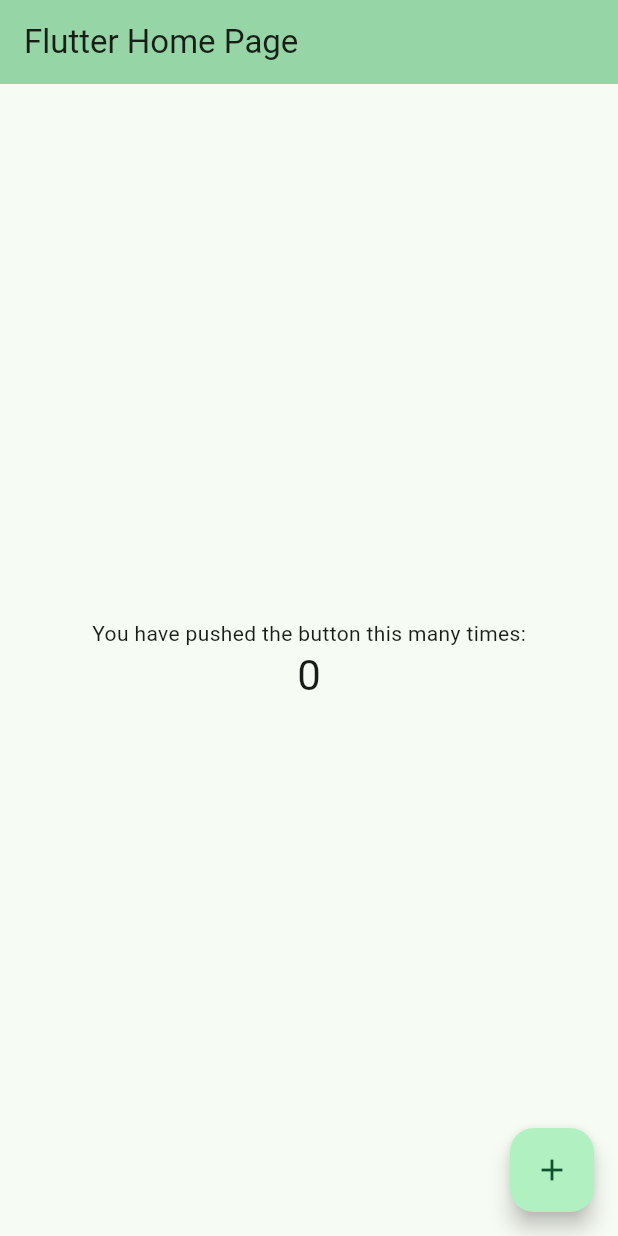
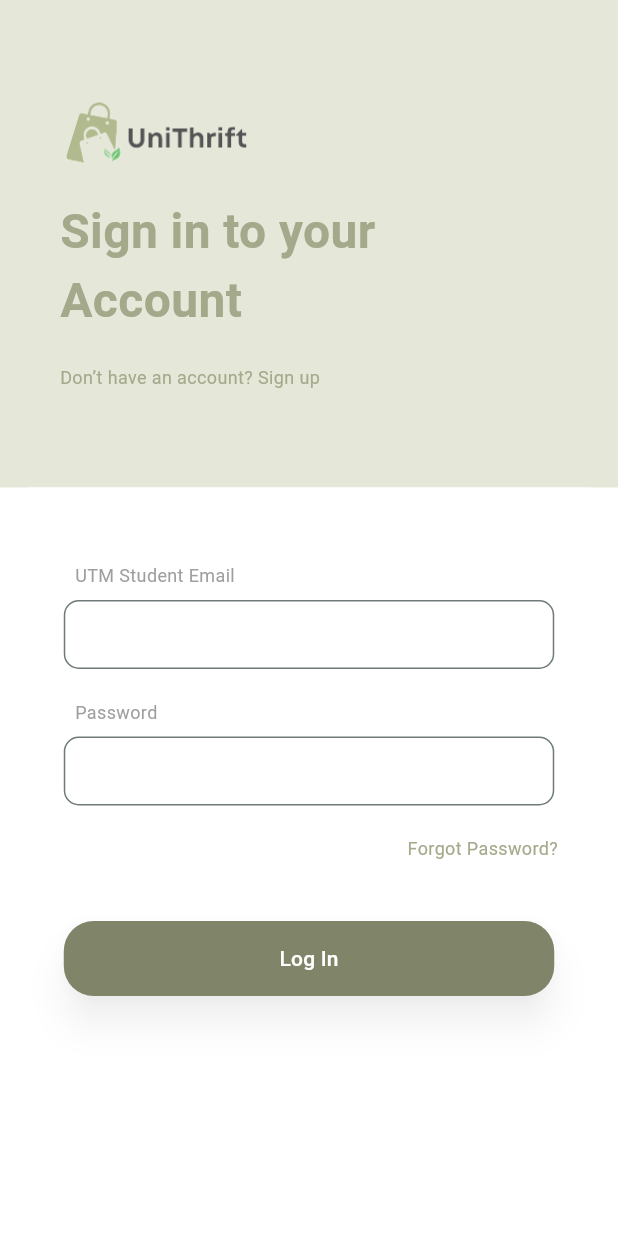
Before and after one commit to kyyyy516/Unithrift, a Flutter app: the screen it shows after launch, on a phone screen of 412 x 824 dp. Run offline on Flutter 3.47's test engine with Material 3 defaults, Android fonts, the phone set to English and light mode, and no system bars; our stand-ins replace firebase_auth, firebase_core; accounts and stored records are empty.

Commit message:
third commit

```diff
--- /dev/null
+++ b/lib/login.dart
@@ -0,0 +1,253 @@
+import 'package:firebase_auth/firebase_auth.dart';
+import 'package:flutter/material.dart';
+
+class Login extends StatefulWidget {
+  const Login({super.key});
+
+  @override
+  State<Login> createState() => _LoginState();
+}
+
+class _LoginState extends State<Login> {
+  TextEditingController email = TextEditingController();
+  TextEditingController password = TextEditingController();
+
+  signIn() async {
+    // Check if the email ends with @graduate.utm.my
+    if (!email.text.endsWith('@graduate.utm.my')) {
+      // Show an error message if the email doesn't match
+      ScaffoldMessenger.of(context).showSnackBar(
+        SnackBar(content: Text('Please use your UTM graduate email address.')),
+      );
+      return; // Stop the sign-in process
+    }
+
+    try {
+      // Attempt to sign in with Firebase Auth
+      await FirebaseAuth.instance.signInWithEmailAndPassword(
+        email: email.text,
+        password: password.text,
+      );
+    } on FirebaseAuthException catch (e) {
+      // Handle Firebase-specific errors and show a simplified message
+      String errorMessage = 'Invalid email or password. Please try again.';
+
+      // If it's a FirebaseAuthException, log and show a general error message
+      print("FirebaseAuthException caught: ${e.code}, message: ${e.message}");
+
+      // Show the simplified error message to the user
+      ScaffoldMessenger.of(context).showSnackBar(
+        SnackBar(content: Text(errorMessage)),
+      );
+    } catch (e) {
+      // Catch any other exceptions (e.g., network issues, etc.)
+      print("General error caught: $e");
+      ScaffoldMessenger.of(context).showSnackBar(
+        SnackBar(content: Text('Error signing in: $e')),
+      );
+    }
+  }
+
+  @override
+  Widget build(BuildContext context) {
+    return Container(
+      color: Colors
+          .white, // Set the background color for the whole screen to white
+      child: Scaffold(
+        backgroundColor:
+            Colors.transparent, // Make Scaffold background transparent
+        resizeToAvoidBottomInset:
+            true, // Ensures UI resizes to avoid keyboard overlap
+        body: Column(
+          children: [
+            // First Part: Background and Title Section (non-scrollable)
+            Container(
+              color:
+                  const Color(0xFFE5E8D9), // First container with the new color
+              alignment: Alignment.centerLeft,
+              padding: const EdgeInsets.symmetric(vertical: 65, horizontal: 40),
+              child: Column(
+                crossAxisAlignment: CrossAxisAlignment.start,
+                children: [
+                  // Logo
+                  Image.asset(
+                    'assets/logo.png',
+                    width: 128, // Desired width on screen
+                    height: 46, // Desired height on screen
+                    fit: BoxFit
+                        .fill, // Stretches the image to exactly fit the dimensions
+                  ),
+                  const SizedBox(height: 20),
+                  // Title
+                  const Text(
+                    "Sign in to your\nAccount",
+                    style: TextStyle(
+                      fontSize: 32,
+                      fontWeight: FontWeight.bold,
+                      color: Color(0xFFA3A98A),
+                    ),
+                    textAlign: TextAlign.left,
+                  ),
+                  const SizedBox(height: 20),
+                  // Sign Up Link
+                  GestureDetector(
+                    onTap: () {
+                      // Navigate to the registration page
+                      Navigator.pushNamed(context, '/register');
+                    },
+                    child: const Text(
+                      "Don’t have an account? Sign up",
+                      style: TextStyle(
+                        fontSize: 12,
+                        color: Color(0xFFA5AA8C),
+                      ),
+                    ),
+                  ),
+                ],
+              ),
+            ),
+            // Second Part: Login Form Section
+            Expanded(
+              child: SingleChildScrollView(
+                child: Container(
+                  padding: const EdgeInsets.only(
+                      top: 10, left: 10, right: 10, bottom: 10),
+                  decoration: const BoxDecoration(
+                    color:
+                        Colors.white, // White background for the second section
+                    borderRadius: BorderRadius.only(
+                      topLeft: Radius.circular(20),
+                      topRight: Radius.circular(20),
+                    ),
+                  ),
+                  child: Column(
+                    children: [
+                      // Title for Email
+                      const Padding(
+                        padding: EdgeInsets.only(
+                            top: 40, left: 40, right: 40, bottom: 8),
+                        child: Row(
+                          children: [
+                            Text(
+                              "UTM Student Email",
+                              style: TextStyle(
+                                fontSize: 12,
+                                color: Colors.grey, // Grey color for the title
+                              ),
+                            ),
+                          ],
+                        ),
+                      ),
+                      // Email Input Field
+                      Container(
+                        width: 327,
+                        height: 46,
+                        child: TextField(
+                          controller: email,
+                          decoration: InputDecoration(
+                            border: OutlineInputBorder(
+                              borderRadius: BorderRadius.circular(10),
+                              borderSide: BorderSide(
+                                color: Colors.grey.withOpacity(0.3),
+                              ),
+                            ),
+                            contentPadding:
+                                const EdgeInsets.symmetric(horizontal: 20),
+                          ),
+                          style: const TextStyle(fontSize: 14),
+                        ),
+                      ),
+                      const SizedBox(height: 20),
+                      // Title for Password
+                      const Padding(
+                        padding:
+                            EdgeInsets.only(left: 40, right: 40, bottom: 8),
+                        child: Row(
+                          children: [
+                            Text(
+                              "Password",
+                              style: TextStyle(
+                                fontSize: 12,
+                                color: Colors.grey, // Grey color for the title
+                              ),
+                            ),
+                          ],
+                        ),
+                      ),
+                      // Password Input Field
+                      Container(
+                        width: 327,
+                        height: 46,
+                        child: TextField(
+                          controller: password,
+                          obscureText: true,
+                          decoration: InputDecoration(
+                            border: OutlineInputBorder(
+                              borderRadius: BorderRadius.circular(10),
+                              borderSide: BorderSide(
+                                color: Colors.grey.withOpacity(0.3),
+                              ),
+                            ),
+                            contentPadding:
+                                const EdgeInsets.symmetric(horizontal: 20),
+                          ),
+                          style: const TextStyle(fontSize: 14),
+                        ),
+                      ),
+                      // Forgot Password link at the bottom right of the input field
+                      Padding(
+                        padding: const EdgeInsets.only(
+                            right: 30,
+                            top: 20), // Adding 20px padding on top and right
+                        child: Align(
+                          alignment: Alignment.centerRight,
+                          child: GestureDetector(
+                            onTap: () {
+                              // Handle forgot password action
+                              print("Forgot Password tapped");
+                            },
+                            child: const Text(
+                              "Forgot Password?",
+                              style: TextStyle(
+                                fontSize: 12,
+                                color: Color(0xFFA5AA8C),
+                              ),
+                            ),
+                          ),
+                        ),
+                      ),
+                      const SizedBox(height: 40),
+                      // Login Button
+                      ElevatedButton(
+                        onPressed: () => signIn(),
+                        child: const Text(
+                          "Log In",
+                          style: TextStyle(
+                              color:
+                                  Colors.white), // White color for button text
+                        ),
+                        style: ElevatedButton.styleFrom(
+                          minimumSize: const Size(327,
+                              50), // Set the button width same as input field
+                          backgroundColor:
+                              const Color(0xFF808569), // Green color
+                          elevation: 10, // Add drop shadow
+                          shadowColor: Colors.black
+                              .withOpacity(0.3), // Drop shadow color
+                          shape: RoundedRectangleBorder(
+                            borderRadius:
+                                BorderRadius.circular(20), // Rounded corners
+                          ),
+                        ),
+                      ),
+                    ],
+                  ),
+                ),
+              ),
+            ),
+          ],
+        ),
+      ),
+    );
+  }
+}
--- a/lib/main.dart
+++ b/lib/main.dart
@@ -1,6 +1,7 @@
 import 'package:firebase_core/firebase_core.dart';
 import 'package:flutter/foundation.dart';
 import 'package:flutter/material.dart';
+import 'package:unithrift/wrapper.dart';
 
 void main() async {
   WidgetsFlutterBinding.ensureInitialized();
@@ -24,120 +25,16 @@ void main() async {
 class MyApp extends StatelessWidget {
   const MyApp({super.key});
 
-  // This widget is the root of your application.
   @override
   Widget build(BuildContext context) {
     return MaterialApp(
-      title: 'Flutter Demo',
+      title: 'UnitThrift',
       theme: ThemeData(
-        // This is the theme of your application.
-        //
-        // TRY THIS: Try running your application with "flutter run". You'll see
-        // the application has a purple toolbar. Then, without quitting the app,
-        // try changing the seedColor in the colorScheme below to Colors.green
-        // and then invoke "hot reload" (save your changes or press the "hot
-        // reload" button in a Flutter-supported IDE, or press "r" if you used
-        // the command line to start the app).
-        //
-        // Notice that the counter didn't reset back to zero; the application
-        // state is not lost during the reload. To reset the state, use hot
-        // restart instead.
-        //
-        // This works for code too, not just values: Most code changes can be
-        // tested with just a hot reload.
-        colorScheme: ColorScheme.fromSeed(
-            seedColor: const Color.fromARGB(255, 164, 211, 174)),
+        colorScheme:
+            ColorScheme.fromSeed(seedColor: Color.fromARGB(255, 255, 255, 255)),
         useMaterial3: true,
       ),
-      home: const MyHomePage(title: 'Flutter Home Page'),
+      home: const Wrapper(),
     );
   }
 }
-
-class MyHomePage extends StatefulWidget {
-  const MyHomePage({super.key, required this.title});
-
-  // This widget is the home page of your application. It is stateful, meaning
-  // that it has a State object (defined below) that contains fields that affect
-  // how it looks.
-
-  // This class is the configuration for the state. It holds the values (in this
-  // case the title) provided by the parent (in this case the App widget) and
-  // used by the build method of the State. Fields in a Widget subclass are
-  // always marked "final".
-
-  final String title;
-
-  @override
-  State<MyHomePage> createState() => _MyHomePageState();
-}
-
-class _MyHomePageState extends State<MyHomePage> {
-  int _counter = 0;
-
-  void _incrementCounter() {
-    setState(() {
-      // This call to setState tells the Flutter framework that something has
-      // changed in this State, which causes it to rerun the build method below
-      // so that the display can reflect the updated values. If we changed
-      // _counter without calling setState(), then the build method would not be
-      // called again, and so nothing would appear to happen.
-      _counter++;
-    });
-  }
-
-  @override
-  Widget build(BuildContext context) {
-    // This method is rerun every time setState is called, for instance as done
-    // by the _incrementCounter method above.
-    //
-    // The Flutter framework has been optimized to make rerunning build methods
-    // fast, so that you can just rebuild anything that needs updating rather
-    // than having to individually change instances of widgets.
-    return Scaffold(
-      appBar: AppBar(
-        // TRY THIS: Try changing the color here to a specific color (to
-        // Colors.amber, perhaps?) and trigger a hot reload to see the AppBar
-        // change color while the other colors stay the same.
-        backgroundColor: Theme.of(context).colorScheme.inversePrimary,
-        // Here we take the value from the MyHomePage object that was created by
-        // the App.build method, and use it to set our appbar title.
-        title: Text(widget.title),
-      ),
-      body: Center(
-        // Center is a layout widget. It takes a single child and positions it
-        // in the middle of the parent.
-        child: Column(
-          // Column is also a layout widget. It takes a list of children and
-          // arranges them vertically. By default, it sizes itself to fit its
-          // children horizontally, and tries to be as tall as its parent.
-          //
-          // Column has various properties to control how it sizes itself and
-          // how it positions its children. Here we use mainAxisAlignment to
-          // center the children vertically; the main axis here is the vertical
-          // axis because Columns are vertical (the cross axis would be
-          // horizontal).
-          //
-          // TRY THIS: Invoke "debug painting" (choose the "Toggle Debug Paint"
-          // action in the IDE, or press "p" in the console), to see the
-          // wireframe for each widget.
-          mainAxisAlignment: MainAxisAlignment.center,
-          children: <Widget>[
-            const Text(
-              'You have pushed the button this many times:',
-            ),
-            Text(
-              '$_counter',
-              style: Theme.of(context).textTheme.headlineMedium,
-            ),
-          ],
-        ),
-      ),
-      floatingActionButton: FloatingActionButton(
-        onPressed: _incrementCounter,
-        tooltip: 'Increment',
-        child: const Icon(Icons.add),
-      ), // This trailing comma makes auto-formatting nicer for build methods.
-    );
-  }
-}
--- /dev/null
+++ b/lib/wrapper.dart
@@ -0,0 +1,28 @@
+import 'package:firebase_auth/firebase_auth.dart';
+import 'package:flutter/material.dart';
+import 'package:unithrift/homepage.dart';
+import 'package:unithrift/login.dart';
+
+class Wrapper extends StatefulWidget {
+  const Wrapper({super.key});
+
+  @override
+  State<Wrapper> createState() => _WrapperState();
+}
+
+class _WrapperState extends State<Wrapper> {
+  @override
+  Widget build(BuildContext context) {
+    return Scaffold(
+      body: StreamBuilder(
+          stream: FirebaseAuth.instance.authStateChanges(),
+          builder: (context, snapshot) {
+            if (snapshot.hasData) {
+              return const Homepage();
+            } else {
+              return const Login();
+            }
+          }),
+    );
+  }
+}
--- a/pubspec.yaml
+++ b/pubspec.yaml
@@ -61,9 +61,8 @@ flutter:
   uses-material-design: true
 
   # To add assets to your application, add an assets section, like this:
-  # assets:
-  #   - images/a_dot_burr.jpeg
-  #   - images/a_dot_ham.jpeg
+  assets:
+    - assets/
 
   # An image asset can refer to one or more resolution-specific "variants", see
   # https://flutter.dev/to/resolution-aware-images
```
Also changed, not shown: lib/homepage.dart (added, +138 -0 lines), assets/google.png (added), assets/logo.png (added), 4 other files.
